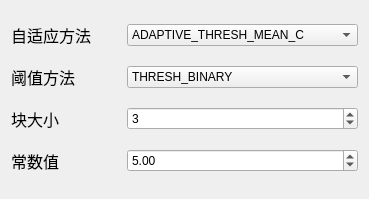
The window that contour/adaptivethreshold.ui (BugAngel/ImageProcessingTeachingSoftware) describes before a commit, drawn with Qt 5.
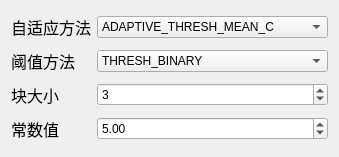
The same window after the commit.

```diff
--- a/contour/adaptivethreshold.ui
+++ b/contour/adaptivethreshold.ui
@@ -6,8 +6,8 @@
    <rect>
     <x>0</x>
     <y>0</y>
-    <width>369</width>
-    <height>199</height>
+    <width>286</width>
+    <height>157</height>
    </rect>
   </property>
   <property name="windowTitle">
```
